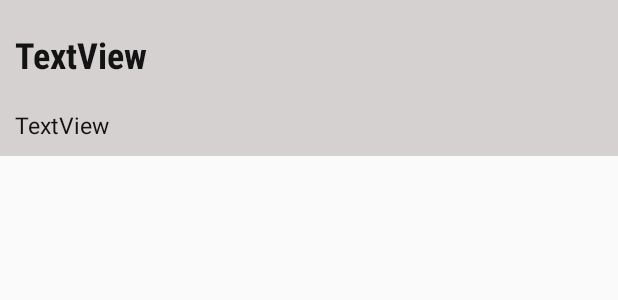
After one commit to amit-banerjee-03/lEARN-client, an Android app: the layout article_item.xml on its own in the app's theme, with its tools: preview values and no code run, on a phone screen of 412 x 824 dp. The commit adds this screen. Shown: the top 300 px of the screen. Run offline under Robolectric (Android 15) with nearby library versions, the phone set to English and light mode, and no system bars; Roboto replaces fonts that are not available here.

Commit message:
Articles list view added

```diff
--- /dev/null
+++ b/app/src/main/java/com/example/learn/Models/Article.kt
@@ -0,0 +1,4 @@
+package com.example.learn.Models
+
+data class Article(val id:Int,val title:String,val body:String,val description:String)
+data class Articles(val count:Int,val articles:List<Article>,val cover_image:String?)
--- /dev/null
+++ b/app/src/main/res/layout/article_item.xml
@@ -0,0 +1,42 @@
+<?xml version="1.0" encoding="utf-8"?>
+<androidx.constraintlayout.widget.ConstraintLayout
+    xmlns:android="http://schemas.android.com/apk/res/android"
+    xmlns:app="http://schemas.android.com/apk/res-auto"
+    android:layout_width="match_parent"
+    android:layout_height="wrap_content"
+    android:layout_marginBottom="3dp"
+    android:background="#D5D1D1">
+
+    <TextView
+        android:id="@+id/articleTitle"
+        android:layout_width="wrap_content"
+        android:layout_height="wrap_content"
+        android:paddingTop="20dp"
+        android:paddingRight="30dp"
+        android:text="TextView"
+        android:paddingLeft="10dp"
+        android:textColor="#131313"
+        android:textSize="24sp"
+        android:fontFamily="sans-serif-condensed"
+        android:textStyle="bold"
+        app:layout_constraintEnd_toEndOf="parent"
+        app:layout_constraintHorizontal_bias="0.0"
+        app:layout_constraintStart_toStartOf="parent"
+        app:layout_constraintTop_toTopOf="parent" />
+    <TextView
+        android:id="@+id/articleDescription"
+        android:layout_width="wrap_content"
+        android:layout_height="wrap_content"
+        android:paddingTop="20dp"
+        android:text="TextView"
+        android:paddingRight="30dp"
+        android:paddingLeft="10dp"
+        android:paddingBottom="10dp"
+        android:textColor="#131313"
+        android:textSize="15sp"
+        app:layout_constraintEnd_toEndOf="parent"
+        app:layout_constraintHorizontal_bias="0.0"
+        app:layout_constraintStart_toStartOf="parent"
+        app:layout_constraintTop_toBottomOf="@id/articleTitle" />
+
+</androidx.constraintlayout.widget.ConstraintLayout>
--- a/app/src/main/res/values/strings.xml
+++ b/app/src/main/res/values/strings.xml
@@ -16,4 +16,5 @@
     <string name="submit">Submit</string>
     <string name="empty_progress">Progress monitor will start showing up once you start learning..</string>
     <string name="rate_course">Rate this course: </string>
+    <string name="empty_article">No articles found. Stay tuned for updates!!</string>
 </resources>
```
Also changed, not shown: app/src/main/java/com/example/learn/Api/Article.kt (added, +22 -0 lines), app/src/main/java/com/example/learn/ApiCalls/LoadArticle.kt (added, +80 -0 lines), app/src/main/java/com/example/learn/ArticlesActivity.kt (+30 -15 lines), app/src/main/java/com/example/learn/CustomAdapters/ArticleRecycleAdapter.kt (added, +50 -0 lines), app/src/main/res/layout/activity_articles.xml (+38 -2 lines).
